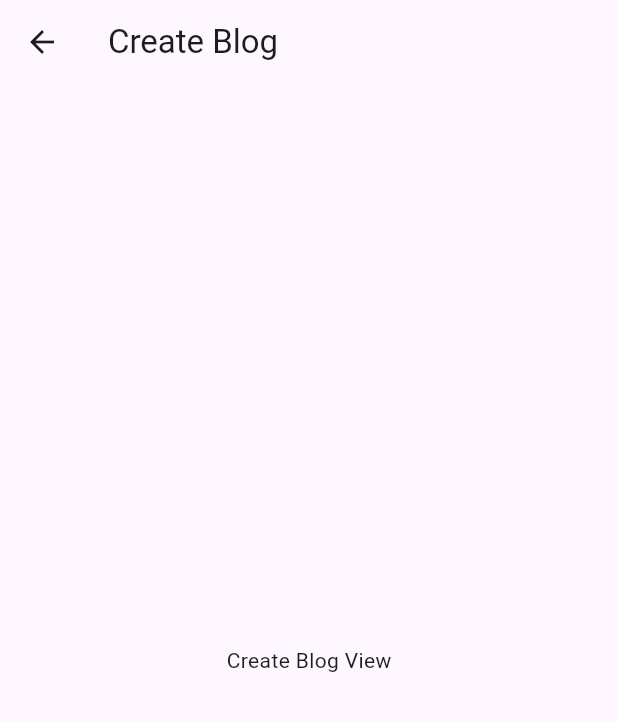
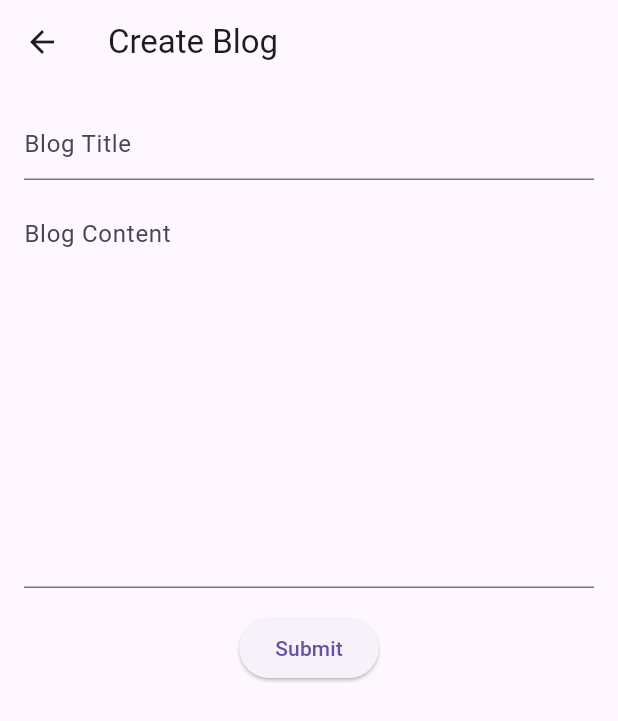
Before and after one commit to Pankaj-Suthar-25/PostPro, a Flutter app: the CreateBlogView screen opened directly, on a phone screen of 412 x 824 dp. Shown: the top 721 px of the screen. Run offline on Flutter 3.47's test engine with Material 3 defaults, Android fonts, the phone set to English and light mode, and no system bars; our stand-ins replace cloud_firestore, firebase_auth, firebase_core, get; missing offline and left inert: cloudinary; accounts and stored records are empty.

Commit message:
Implement Create Blog, Notification, and Topic Management functionalities

```diff
--- a/analysis_options.yaml
+++ b/analysis_options.yaml
@@ -7,6 +7,9 @@
 
 # The following line activates a set of recommended lints for Flutter apps,
 # packages, and plugins designed to encourage good coding practices.
+analyzer:
+  errors:
+    avoid_print: ignore
 include: package:flutter_lints/flutter.yaml
 
 linter:
--- a/lib/views/create_blog/create_blog_view.dart
+++ b/lib/views/create_blog/create_blog_view.dart
@@ -1,16 +1,50 @@
 import 'package:flutter/material.dart';
 
-class CreateBlogView extends StatelessWidget {
+class CreateBlogView extends StatefulWidget {
   const CreateBlogView({super.key});
+
+  @override
+  State<CreateBlogView> createState() => _CreateBlogViewState();
+}
+
+class _CreateBlogViewState extends State<CreateBlogView> {
+  final _titleController = TextEditingController();
+  final _contentController = TextEditingController();
 
   @override
   Widget build(BuildContext context) {
     return Scaffold(
       appBar: AppBar(
-        title: Text('Create Blog'),
+        title: const Text('Create Blog'),
       ),
-      body: Center(
-        child: Text('Create Blog View'),
+      body: Padding(
+        padding: const EdgeInsets.all(16.0),
+        child: Column(
+          children: [
+            TextFormField(
+              controller: _titleController,
+              decoration: const InputDecoration(
+                hintText: 'Blog Title',
+              ),
+            ),
+            const SizedBox(height: 16),
+            TextFormField(
+              controller: _contentController,
+              decoration: const InputDecoration(
+                hintText: 'Blog Content',
+              ),
+              maxLines: 10,
+            ),
+            const SizedBox(height: 16),
+            ElevatedButton(
+              onPressed: () {
+                // Submit the blog
+                print('Submit the blog');
+              },
+              child: const Text('Submit'),
+            ),
+          ],
+        ),
       ),
     );
   }
--- a/lib/views/explore/topic_view.dart
+++ b/lib/views/explore/topic_view.dart
@@ -3,14 +3,15 @@ import 'package:get/get.dart';
 import '../../controllers/topic_controller.dart';
 
 class TopicView extends StatelessWidget {
+  final String topic;
   final TopicController _topicController = Get.put(TopicController());
 
-  TopicView({super.key});
+  TopicView({super.key, required this.topic});
 
   @override
   Widget build(BuildContext context) {
     return Scaffold(
-      appBar: AppBar(title: Text('Topics')),
+      appBar: AppBar(title: Text('Topic: $topic')),
       body: Obx(() {
         return ListView.builder(
           itemCount: _topicController.topics.length,
```
Also changed, not shown: lib/controllers/home_controller.dart (+8 -0 lines), lib/views/bookmark/bookmark_view.dart (+18 -5 lines), lib/views/bookmark/highlights_view.dart (added, +17 -0 lines), lib/views/bookmark/new_list_view.dart (added, +17 -0 lines), lib/views/bookmark/reading_history_view.dart (added, +17 -0 lines), lib/views/bookmark/saved_list_view.dart (added, +17 -0 lines), lib/views/bookmark/your_lists_view.dart (added, +17 -0 lines), lib/views/explore/explore_view.dart (+34 -6 lines), lib/views/home/home_view.dart (+30 -7 lines), lib/views/notification/notification_view.dart (+27 -4 lines), lib/views/profile/about_view.dart (added, +17 -0 lines), lib/views/profile/lists_view.dart (added, +17 -0 lines), lib/views/profile/profile_view.dart (+8 -4 lines), lib/views/profile/stories_view.dart (added, +17 -0 lines).
